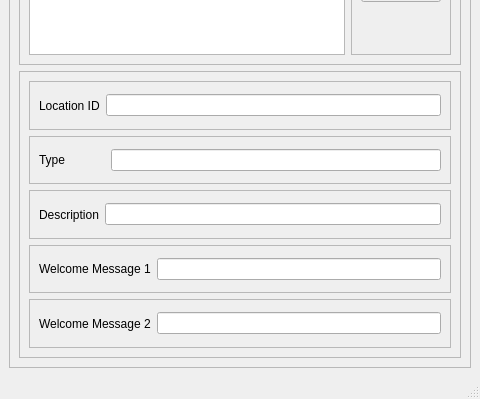
Old version of the form elitebridge_ui_file/newlocationwindow.ui in the repository SaiSawant1/EliteBridgeAdmin; both pictures show x 0 to 480 and y 241 to 640 of the 480 by 640 pixel window.
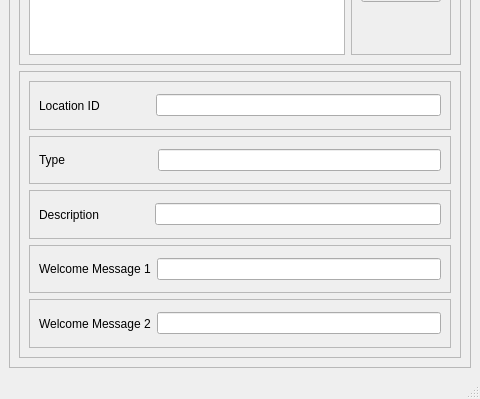
New version of the form.

```diff
--- a/elitebridge_ui_file/newlocationwindow.ui
+++ b/elitebridge_ui_file/newlocationwindow.ui
@@ -99,7 +99,7 @@
               <item>
                <widget class="QLabel" name="label">
                 <property name="text">
-                 <string>Location ID</string>
+                 <string>Location ID               </string>
                 </property>
                </widget>
               </item>
@@ -121,7 +121,7 @@
               <item>
                <widget class="QLabel" name="label_2">
                 <property name="text">
-                 <string>Type            </string>
+                 <string>Type                          </string>
                 </property>
                </widget>
               </item>
@@ -143,7 +143,7 @@
               <item>
                <widget class="QLabel" name="label_3">
                 <property name="text">
-                 <string>Description</string>
+                 <string>Description               </string>
                 </property>
                </widget>
               </item>
```
